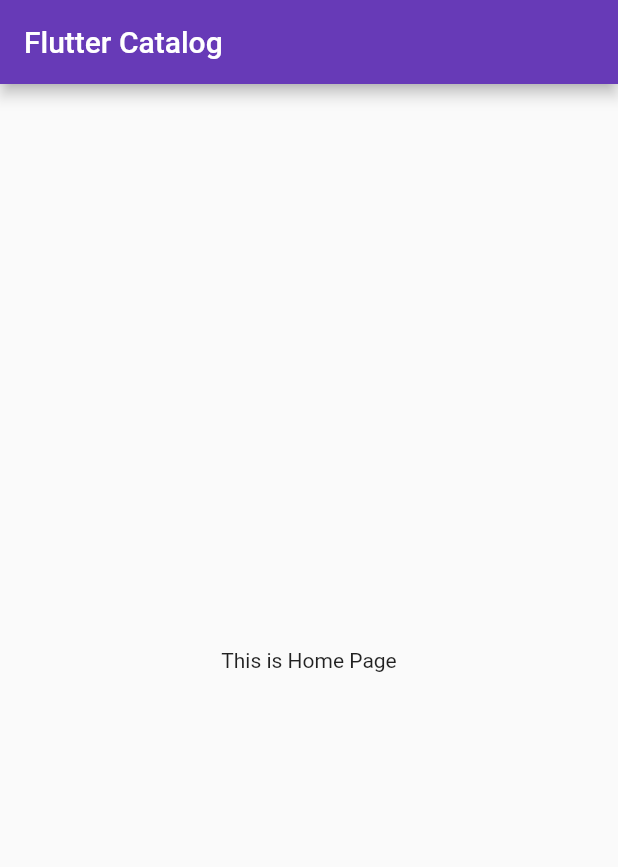
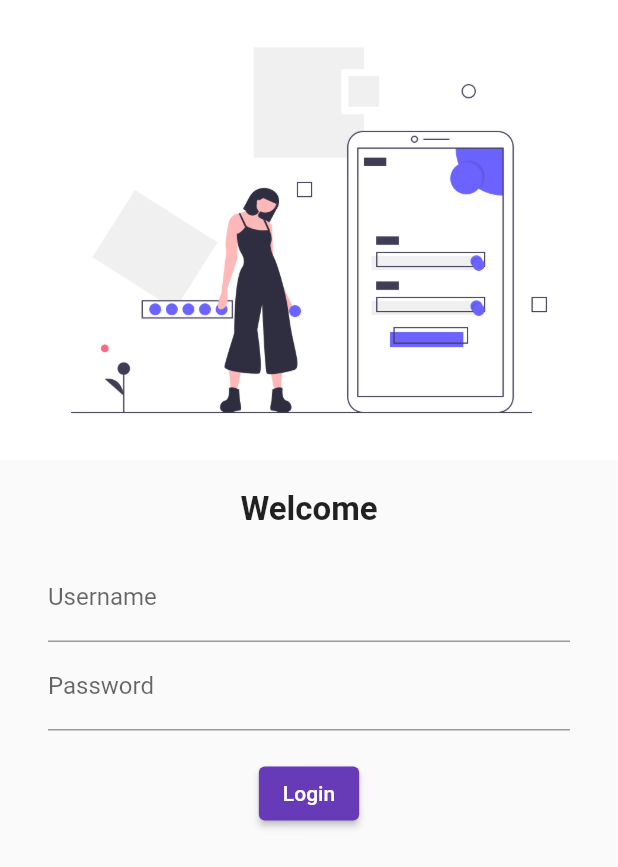
Before and after one commit to 0xmatriksh/learn-flutter, a Flutter app: the screen it shows after launch, on a phone screen of 412 x 824 dp. Shown: the top 867 px of the screen. Run offline on Flutter 3.47's test engine with Material 2 defaults, Android fonts, the phone set to English and light mode, and no system bars.

Commit message:
day 1 completed

```diff
--- a/lib/main.dart
+++ b/lib/main.dart
@@ -1,5 +1,6 @@
 import 'package:flutter/material.dart';
 import 'package:learn_flutter/pages/home_page.dart';
+import 'package:learn_flutter/pages/login_page.dart';
 
 void main(){
   runApp(MyApp());
@@ -9,7 +10,6 @@ class MyApp extends StatelessWidget {
   @override
   Widget build(BuildContext context) {
     return MaterialApp(
-      home:HomePage(),
       theme: ThemeData(
         primarySwatch: Colors.deepPurple,
       ),
@@ -17,6 +17,11 @@ class MyApp extends StatelessWidget {
       darkTheme: ThemeData(
         brightness: Brightness.dark
       ),
+      initialRoute: '/login',
+      routes: {
+        '/':(context) => HomePage(),
+        '/login':(context) => LoginPage()
+      },
     );
   }
 }
--- a/lib/pages/home_page.dart
+++ b/lib/pages/home_page.dart
@@ -8,6 +8,7 @@ class HomePage extends StatelessWidget {
         title: Text('Flutter Catalog'),
       ),
       body: Center(child: Text('This is Home Page')),
+      drawer: Drawer(),
     );
   }
 }
--- /dev/null
+++ b/lib/pages/login_page.dart
@@ -0,0 +1,46 @@
+import 'package:flutter/material.dart';
+
+class LoginPage extends StatelessWidget {
+  @override
+  Widget build(BuildContext context) {
+    return Material(
+      child: Column(children: [
+        Image.asset('assets/images/login_image.png',fit:BoxFit.contain),
+        SizedBox(height:20.0),
+        Text('Welcome',
+        style: TextStyle(
+          fontSize: 22.0,
+          fontWeight: FontWeight.bold,
+        ),
+        ),
+        Padding(
+          padding: const EdgeInsets.symmetric(horizontal: 32.0, vertical: 16.0),
+          child: Column(
+            children: [
+              TextFormField(
+                decoration : InputDecoration(
+                  hintText: 'Enter username',
+                  labelText: 'Username',
+                ),
+              ),
+              TextFormField(
+                decoration : InputDecoration(
+                  hintText: 'Enter password',
+                  labelText: 'Password',
+                ),
+                obscureText: true,
+              ),
+              SizedBox(height:18.0),
+              ElevatedButton(
+                onPressed: () {},
+                child: Text(
+                  'Login'
+                ))
+            ],
+          ),
+        ),
+
+      ],),
+    );
+  }
+}
--- a/pubspec.yaml
+++ b/pubspec.yaml
@@ -45,8 +45,8 @@ flutter:
   uses-material-design: true
 
   # To add assets to your application, add an assets section, like this:
-  # assets:
-  #   - images/a_dot_burr.jpeg
+  assets:
+    - assets/images/
   #   - images/a_dot_ham.jpeg
 
   # An image asset can refer to one or more resolution-specific "variants", see
```
Also changed, not shown: assets/images/login_image.png (added).
